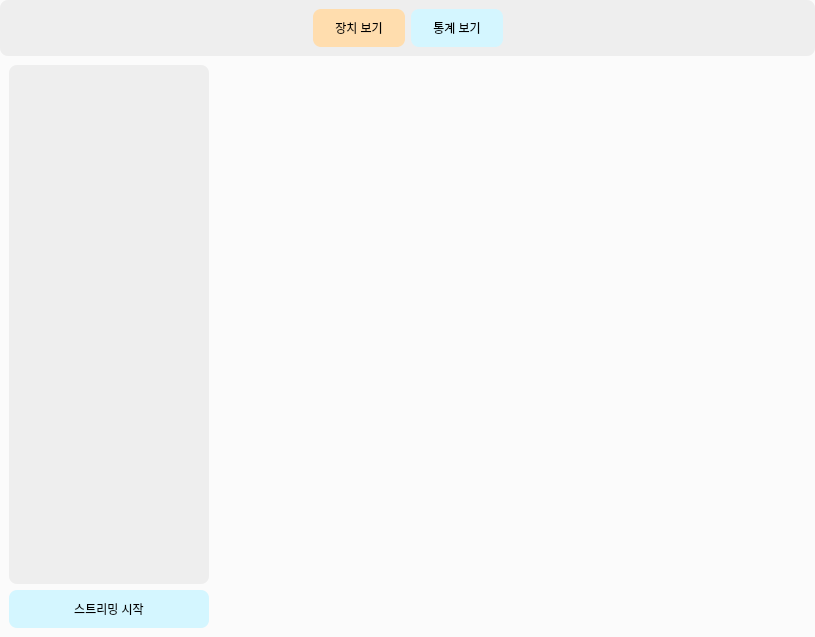
VEDA-EAGLES/smart_zone_client, file ui/mainwindow.ui: the form before one commit.
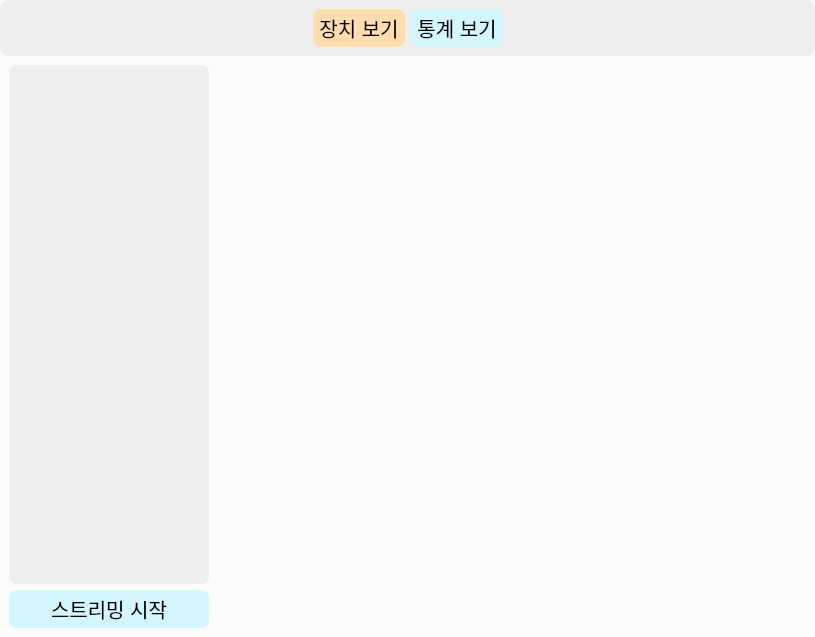
The form after the commit.

```diff
--- a/ui/mainwindow.ui
+++ b/ui/mainwindow.ui
@@ -18,7 +18,7 @@
 QWidget {
     background-color: rgb(251, 251, 251);
     font-family:  '나눔고딕', sans-serif;
-    font-size: 12px; 
+    font-size: 20px; 
 }
 
 /* 상단 헤더 스타일 */
@@ -35,7 +35,6 @@
     min-width: 80px;
 	color: black;
 	border-radius: 8px;
-	transition: all 2s ease;
 }
 
 QPushButton:hover {
@@ -101,13 +100,14 @@
 	border-radius: 8px;
 }
 
-/* 반응형 여백 */
-QWidget[native=&quot;true&quot;] {
-    margin: 6px;
-    padding: 4px;
-}
-
-</string>
+QLineEdit {
+	border: 2px solid rgb(238, 238, 238);
+	padding: 4px 6px;
+    min-height: 30px;
+    min-width: 80px;
+	color: black;
+	border-radius: 8px;
+}</string>
   </property>
   <widget class="QWidget" name="centralwidget">
    <property name="styleSheet">
```
